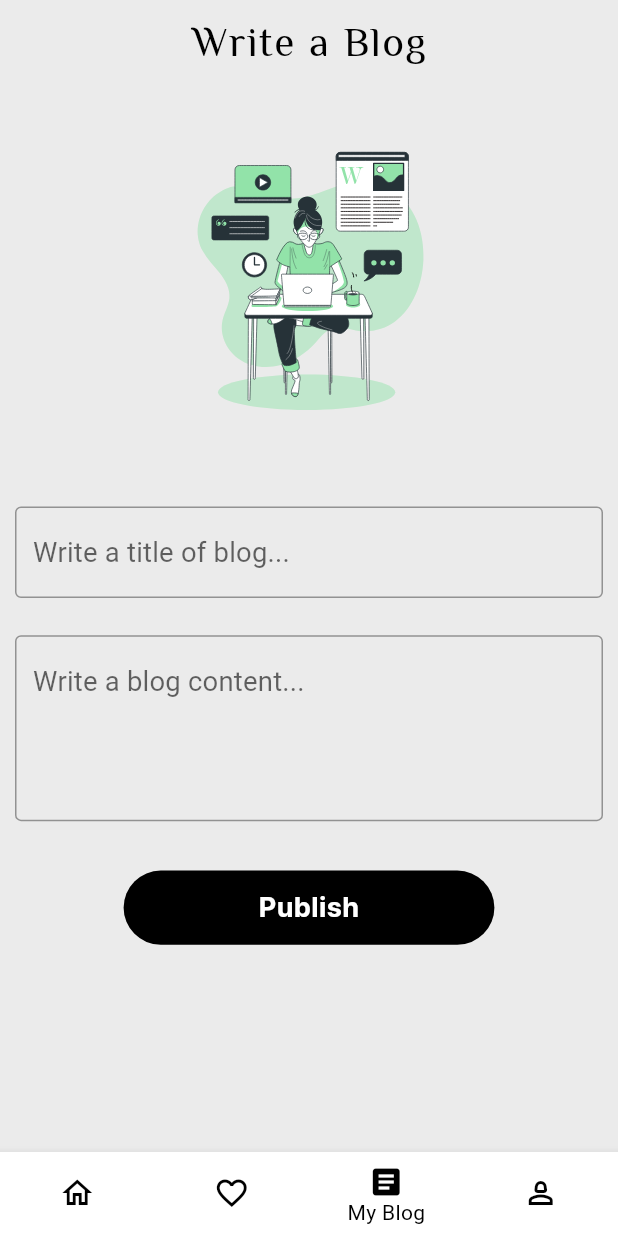
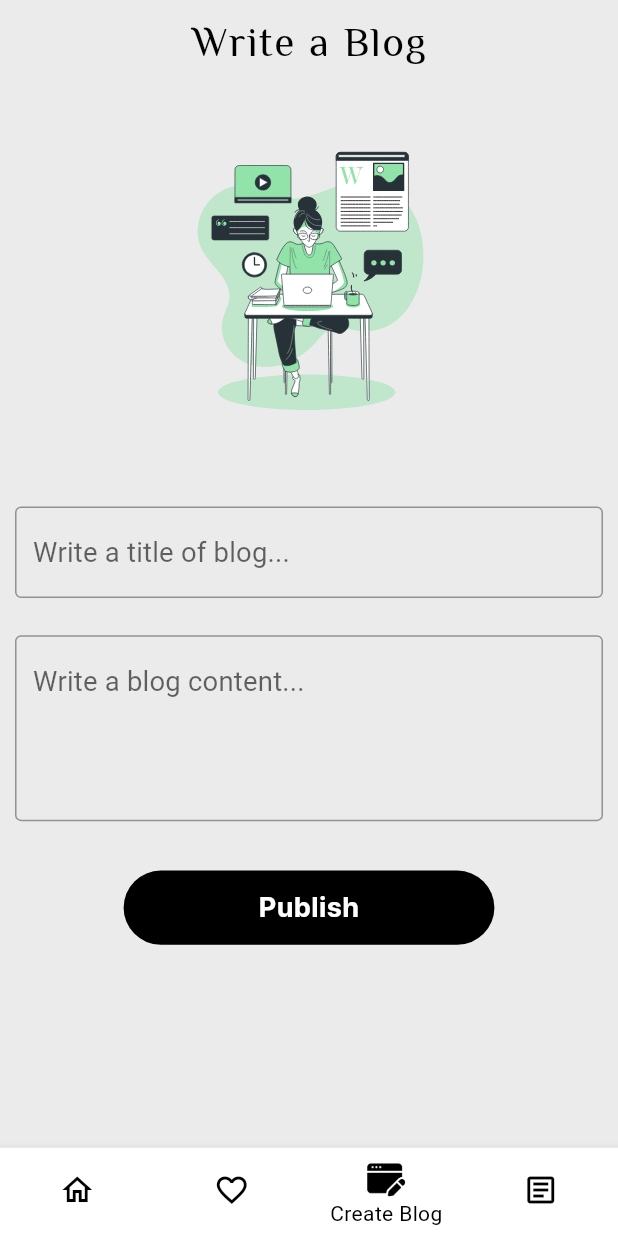
Before and after one commit to muneeb-shahid/Blogging-Application, a Flutter app: the screen it shows after launch, item 3 of the bottom bar chosen, on a phone screen of 412 x 824 dp. Run offline on Flutter 3.47's test engine with Material 2 defaults, Android fonts, the phone set to English and light mode, and no system bars; our stand-ins replace firebase_auth, firebase_core, firebase_database, flutter_screenutil, get, image_cropper and 4 more; accounts and stored records are empty; statements that could not run were skipped.

Commit message:
thirteen commit

```diff
--- a/lib/Routes/approutes.dart
+++ b/lib/Routes/approutes.dart
@@ -1,27 +1,41 @@
 import 'package:blog_app/Routes/routes_name.dart';
+import 'package:blog_app/view/CreateBlog/CreateBlog.dart';
 import 'package:get/get.dart';
 
 import '../View/SignUp/SignUp.dart';
 import '../View/Welcome/Welcome.dart';
-import '../view/BlogFullPost/BlogFullPost.dart';
 import '../view/Home/home.dart';
 import '../view/Login/login.dart';
 import '../view/MyBlog/MyBlog.dart';
-import '../view/Profile/Profile.dart';
 import '../view/Bottom Nav/BottomNav.dart';
 
 class AppRoutes {
   static appRoutes() => [
-    GetPage(name: RoutesName.WelcomeScreen, page: () =>    WelcomeScreen(),),
-    GetPage(name: RoutesName.LoginPage, page: () => LoginPage(),),
-    GetPage(name: RoutesName.SignUpPage, page: () =>    SignUpPage(),),
-    GetPage(name: RoutesName.BottomNav, page: () =>  BottomNav(),),
-    GetPage(name: RoutesName.Profile, page: () =>   Profile(),),
-    GetPage(name: RoutesName.MyBlog, page: () =>     MyBlog(),),
-    GetPage(name: RoutesName.HomePage, page: () =>     HomePage(),),
-    // GetPage(name: RoutesName.BlogFullPost, page: () =>     BlogFullPost(blog: null,),),
+        GetPage(
+          name: RoutesName.WelcomeScreen,
+          page: () => WelcomeScreen(),
+        ),
+        GetPage(
+          name: RoutesName.LoginPage,
+          page: () => LoginPage(),
+        ),
+        GetPage(
+          name: RoutesName.SignUpPage,
+          page: () => SignUpPage(),
+        ),
+        GetPage(
+          name: RoutesName.BottomNav,
+          page: () => BottomNav(),
+        ),
 
-
-
-  ];
+        GetPage(
+          name: RoutesName.CreateBlog,
+          page: () => CreateBlog(),
+        ),
+        GetPage(
+          name: RoutesName.HomePage,
+          page: () => HomePage(),
+        ),
+        GetPage(name: RoutesName.MyBlog, page: () => MyBlog()),
+      ];
 }
--- a/lib/Routes/routes_name.dart
+++ b/lib/Routes/routes_name.dart
@@ -3,12 +3,8 @@ class RoutesName {
   static String LoginPage = '/LoginPage';
   static String SignUpPage = "/SignUpPage";
   static String BottomNav = "/BottomNav";
-  static String Profile = "/Profile";
-  static String MyBlog = "/MyBlog";
+  static String CreateBlog = "/CreateBlog";
   static String HomePage = "/HomePage";
   static String BlogFullPost = "/BlogFullPost";
-
-
-
-
+  static String MyBlog = "/MyBlog";
 }
--- a/lib/controller/BottomNavController/BottomNavController.dart
+++ b/lib/controller/BottomNavController/BottomNavController.dart
@@ -1,7 +1,6 @@
+import 'package:blog_app/view/CreateBlog/CreateBlog.dart';
 import 'package:blog_app/view/Favourite/Favourite.dart';
 import 'package:blog_app/view/MyBlog/MyBlog.dart';
-import 'package:blog_app/view/Profile/Profile.dart';
-import 'package:flutter/material.dart';
 import 'package:get/get.dart';
 
 import '../../view/Home/home.dart';
@@ -12,8 +11,8 @@ class BottomNavController extends GetxController {
   final screens = [
     HomePage(),
     Favourite(),
+    CreateBlog(),
     MyBlog(),
-    Profile(),
   ];
 
   void changeIndex(int index) {
--- a/lib/controller/MyBlogController/MyBlogController.dart
+++ b/lib/controller/CreateBlogController/CreateBlogController.dart
@@ -4,7 +4,7 @@ import 'package:get/get.dart';
 
 import '../../constants/Color Constant/ColorConstant.dart';
 
-class MyBlogController extends GetxController {
+class CreateBlogController extends GetxController {
   final GlobalKey<FormState> _formKey = GlobalKey<FormState>();
   get formKey => _formKey;
 
--- a/lib/view/Bottom Nav/BottomNav.dart
+++ b/lib/view/Bottom Nav/BottomNav.dart
@@ -7,11 +7,10 @@ import '../../Constants/Color Constant/ColorConstant.dart';
 class BottomNav extends StatelessWidget {
   BottomNav({super.key});
 
-  final BottomNavController _bottomNavController =
-      Get.put(BottomNavController());
-
   @override
   Widget build(BuildContext context) {
+    var heightt = MediaQuery.of(context).size.height * 1;
+    var widthh = MediaQuery.of(context).size.width * 1;
     return GetBuilder<BottomNavController>(
         init: BottomNavController(),
         builder: (bottomNavController) {
@@ -27,7 +26,7 @@ class BottomNav extends StatelessWidget {
                 showUnselectedLabels: false,
                 currentIndex: bottomNavController.currentIndex,
                 onTap: bottomNavController.changeIndex,
-                items:  [
+                items: [
                   BottomNavigationBarItem(
                     activeIcon: Icon(Icons.home),
                     icon: Icon(
@@ -38,12 +37,25 @@ class BottomNav extends StatelessWidget {
                   ),
                   BottomNavigationBarItem(
                     activeIcon: Icon(Icons.favorite),
-                icon: Icon(
+                    icon: Icon(
                       Icons.favorite_border_outlined,
                       color: Colors.black,
                     ),
-
                     label: "Favorite",
+                  ),
+                  BottomNavigationBarItem(
+                    activeIcon: Image(
+                      width: widthh * 0.07,
+                      image: AssetImage(
+                          "assets/images/create blog in black background.png"),
+                      color: Colors.black,
+                    ),
+                    icon: Image(
+                      width: widthh * 0.07,
+                      image: AssetImage("assets/images/create blog.png"),
+                      color: Colors.black,
+                    ),
+                    label: "Create Blog",
                   ),
                   BottomNavigationBarItem(
                     activeIcon: Icon(Icons.article),
@@ -53,14 +65,6 @@ class BottomNav extends StatelessWidget {
                     ),
                     label: "My Blog",
                   ),
-                  BottomNavigationBarItem(
-                    activeIcon: Icon(Icons.person_2),
-                    icon: Icon(
-                      Icons.person_2_outlined,
-                      color: Colors.black,
-                    ),
-                    label: "Profile",
-                  ),
                 ],
               ));
         });
--- /dev/null
+++ b/lib/view/CreateBlog/CreateBlog.dart
@@ -0,0 +1,124 @@
+import 'package:blog_app/controller/CreateBlogController/CreateBlogController.dart';
+import 'package:blog_app/functions/Custom%20Button/Login&signupButton.dart';
+import 'package:flutter/material.dart';
+import 'package:flutter_screenutil/flutter_screenutil.dart';
+import 'package:get/get.dart';
+import 'package:lottie/lottie.dart';
+
+import '../../Constants/Color Constant/ColorConstant.dart';
+import '../../Constants/FontConstant/FontConstant.dart';
+
+class CreateBlog extends StatelessWidget {
+  const CreateBlog({super.key});
+
+  @override
+  Widget build(BuildContext context) {
+    var heightt = MediaQuery.of(context).size.height * 1;
+    CreateBlogController _CreateBlogController = Get.put(CreateBlogController());
+
+    return Scaffold(
+      backgroundColor: App_Colors.app_background_color,
+
+      appBar: AppBar(
+        backgroundColor: App_Colors.app_background_color,
+        centerTitle: true,
+        elevation: 0,
+        title: FittedBox(
+          alignment: Alignment.center,
+          child: Center(
+            child: Text(
+              "Write a Blog",
+              style: TextStyle(
+                  color: App_Colors.app_black_color,
+                  fontSize: FontsConstants.heading_font_size.sp,
+                  fontFamily: FontsConstants.Philosopher,
+                  wordSpacing: 1,
+                  letterSpacing: 1),
+            ),
+          ),
+        ),
+      ),
+
+      body: SafeArea(
+          top: true,
+          child: SingleChildScrollView(
+            child: Padding(
+              padding: EdgeInsets.fromLTRB(10, 20, 10, 20),
+              child: Column(
+                mainAxisAlignment: MainAxisAlignment.center,
+                crossAxisAlignment: CrossAxisAlignment.center,
+                children: [
+                  Lottie.asset(
+                    "assets/images/BlogPage.json",
+                    repeat: true,
+                    width: double.infinity,
+                    reverse: false,
+                    animate: true,
+                  ),
+                  SizedBox(
+                    height: heightt * 0.05,
+                  ),
+                  Form(
+                    key: _CreateBlogController.formKey,
+                    child: Column(
+                      children: [
+                        TextFormField(
+                            controller: _CreateBlogController.titleController,
+                            style: TextStyle(
+                              color: Colors.black,
+                            ),
+                            validator: _CreateBlogController.validateTitle,
+                            decoration: InputDecoration(
+                              border: OutlineInputBorder(
+                                  borderSide: BorderSide(
+                                      color: App_Colors.app_black_color)),
+                              hintText: 'Write a title of blog...',
+                              focusedBorder: OutlineInputBorder(
+                                borderRadius: BorderRadius.circular(5),
+                                borderSide: BorderSide(
+                                  width: 2,
+                                  color: App_Colors.app_black_color,
+                                ),
+                              ),
+                            )),
+                        SizedBox(
+                          height: heightt * 0.03,
+                        ),
+                        TextFormField(
+                            controller: _CreateBlogController.contentController,
+                            style: TextStyle(
+                              color: Colors.black,
+                            ),
+                            validator: _CreateBlogController.validateContent,
+                            maxLines: 4,
+                            decoration: InputDecoration(
+                              border: OutlineInputBorder(
+                                  borderSide: BorderSide(
+                                      color: App_Colors.app_black_color)),
+                              hintText: 'Write a blog content...',
+                              focusedBorder: OutlineInputBorder(
+                                borderRadius: BorderRadius.circular(5),
+                                borderSide: BorderSide(
+                                  width: 2,
+                                  color: App_Colors.app_black_color,
+                                ),
+                              ),
+                            )),
+                      ],
+                    ),
+                  ),
+                  SizedBox(
+                    height: heightt * 0.04,
+                  ),
+                  customLogin_SignupButton(
+                      innerColor: App_Colors.app_black_color,
+                      textColor: App_Colors.app_white_color,
+                      text: "Publish",
+                      func: () => _CreateBlogController.publish()),
+                ],
+              ),
+            ),
+          )),
+    );
+  }
+}
```
Also changed, not shown: lib/view/MyBlog/MyBlog.dart (+172 -91 lines), lib/view/Profile/Profile.dart (deleted, +0 -92 lines), assets/images/create blog in black background.png (added), assets/images/create blog.png (added).
